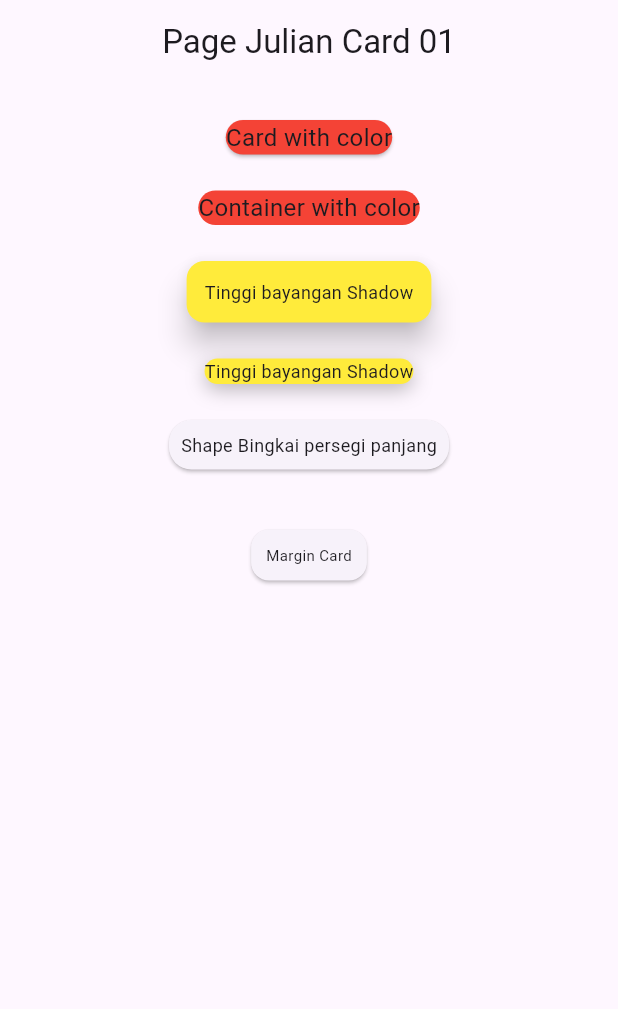
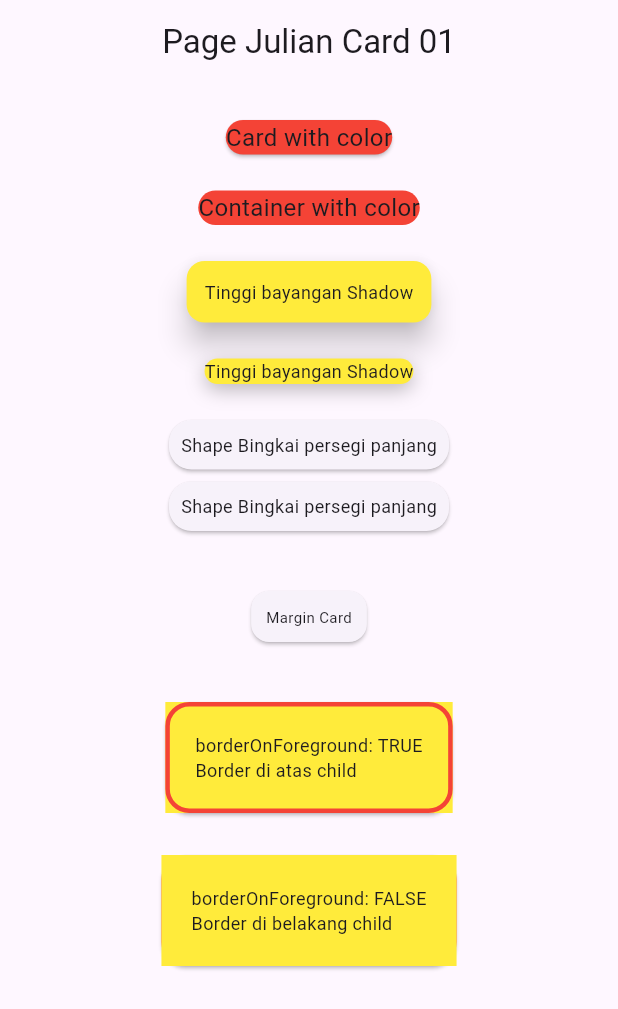
Before and after one commit to Julianarwansah/tugas_week_8_1123150112, a Flutter app: the screen it shows after launch, on a phone screen of 412 x 824 dp. Shown: the top 1009 px of the screen. Run offline on Flutter 3.47's test engine with Material 3 defaults, Android fonts, the phone set to English and light mode, and no system bars.

Commit message:
menambahkan card Border On Foreground Control dan of foreground

```diff
--- a/lib/pages/page_card_01.dart
+++ b/lib/pages/page_card_01.dart
@@ -86,6 +86,19 @@ class JulPageCard01 extends StatelessWidget {
               ),
             ),
 
+            Card(
+              shape: RoundedRectangleBorder(
+                borderRadius: BorderRadius.circular(15.0),
+              ),
+              child: Padding(
+                padding: const EdgeInsets.all(8.0),
+                child: Text(
+                  "Shape Bingkai persegi panjang",
+                  style: TextStyle(fontSize: 12.0),
+                ),
+              ),
+            ),
+
             const SizedBox(height: 20),
 
             Card(
@@ -95,6 +108,43 @@ class JulPageCard01 extends StatelessWidget {
                 child: Text("Margin Card", style: TextStyle(fontSize: 10.0)),
               ),
             ),
+
+            const SizedBox(height: 20),
+
+            Card(
+              shape: RoundedRectangleBorder(
+                borderRadius: BorderRadius.circular(16),
+                side: const BorderSide(color: Colors.red, width: 3),
+              ),
+              borderOnForeground: true,
+              child: Container(
+                padding: const EdgeInsets.all(20),
+                color: Colors.yellow,
+                child: const Text(
+                  "borderOnForeground: TRUE\nBorder di atas child",
+                  style: TextStyle(fontSize: 12),
+                ),
+              ),
+            ),
+
+            const SizedBox(height: 20),
+
+            Card(
+              shape: RoundedRectangleBorder(
+                borderRadius: BorderRadius.circular(16),
+                side: const BorderSide(color: Colors.red, width: 3),
+              ),
+              borderOnForeground: false,
+              child: Container(
+                padding: const EdgeInsets.all(20),
+                color: Colors.yellow,
+                child: const Text(
+                  "borderOnForeground: FALSE\nBorder di belakang child",
+                  style: TextStyle(fontSize: 12),
+                ),
+              ),
+            ),
+
           ],
         ),
       ),
```
